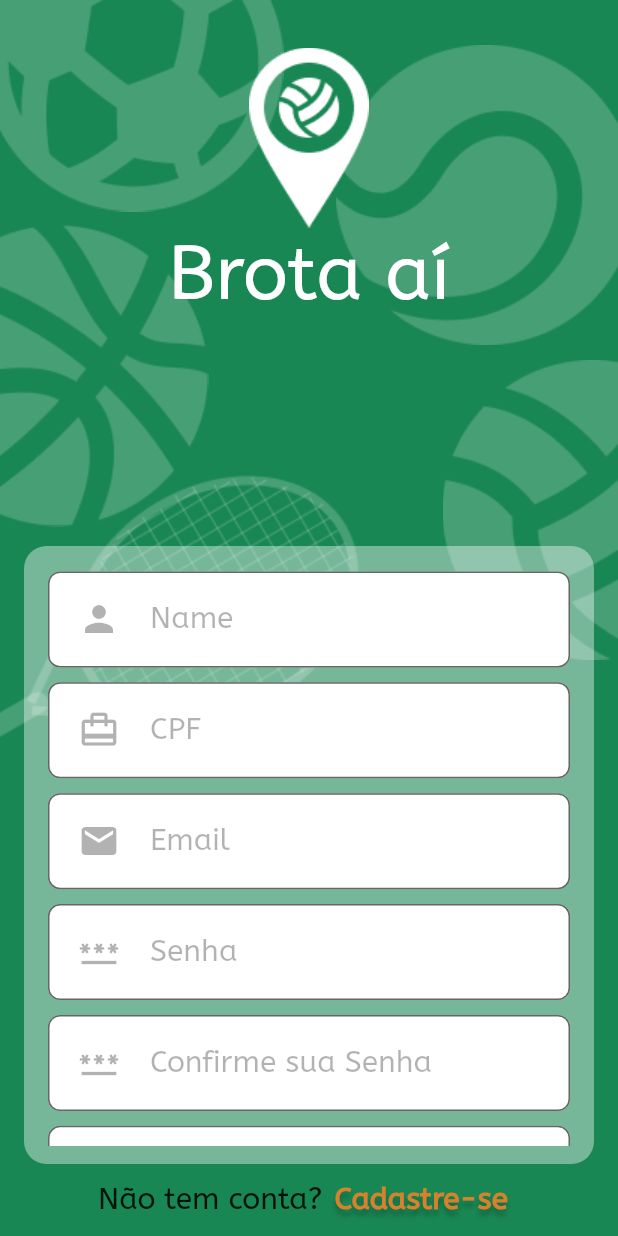
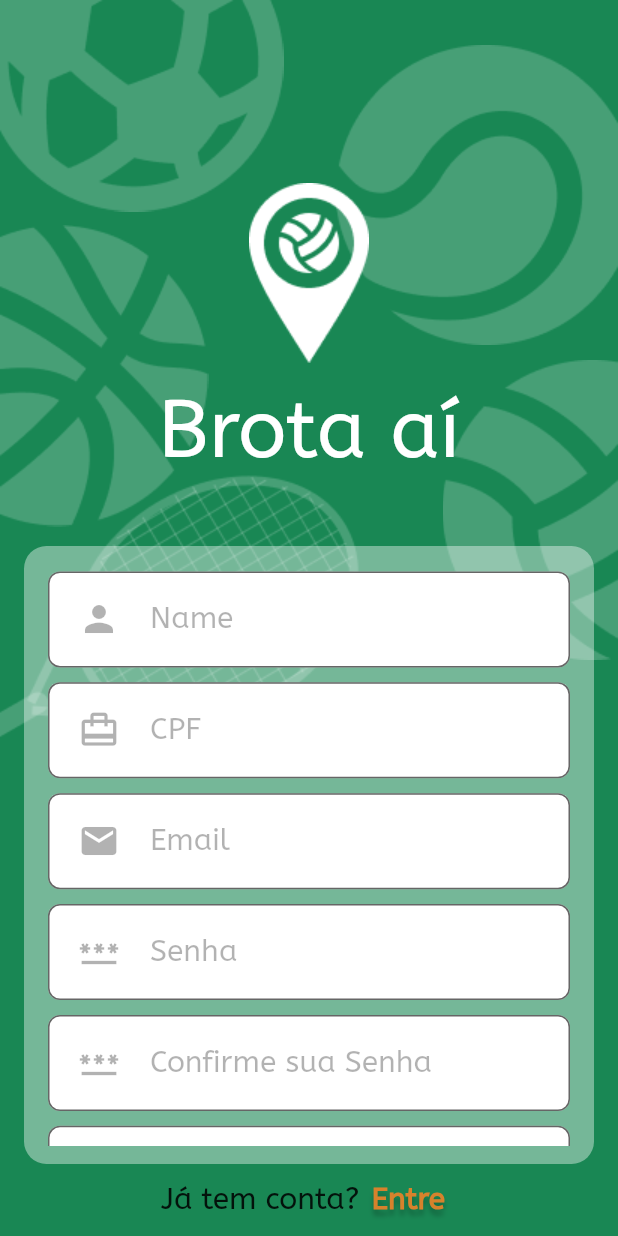
Before and after one commit to Filipex123/project-events-app, a Flutter app: the screen it shows after launch, after a tap on "Cadastre-se", on a phone screen of 412 x 824 dp. Run offline on Flutter 3.47's test engine with Material 2 defaults, Android fonts, the phone set to English and light mode, and no system bars; our stand-ins replace flutter_secure_storage, font_awesome_flutter; network calls fail.

Commit message:
Resize logo to signup screen

```diff
--- a/lib/screens/signup.dart
+++ b/lib/screens/signup.dart
@@ -30,9 +30,9 @@ class _SignUpScreenState extends State<SignUpScreen> {
   SignUpRequestModel requestModel = SignUpRequestModel();
 
   List<DropdownMenuItem<String>> sexItems = [
-    const DropdownMenuItem(child: Text("Masculino"),value: "M"),
-    const DropdownMenuItem(child: Text("Feminino"),value: "F"),
-    const DropdownMenuItem(child: Text("Prefiro não dizer"),value: "P"),
+    const DropdownMenuItem(child: Text("Masculino"), value: "M"),
+    const DropdownMenuItem(child: Text("Feminino"), value: "F"),
+    const DropdownMenuItem(child: Text("Prefiro não dizer"), value: "P"),
   ];
 
   @override
@@ -75,13 +75,13 @@ class _SignUpScreenState extends State<SignUpScreen> {
   }
 
   void handleOnChangeAge() {
-    if(ageController.text != ''){
+    if (ageController.text != '') {
       requestModel.age = int.parse(ageController.text);
     }
   }
 
   void handleOnChangeSex(String? selectedValue) {
-    if(selectedValue != null) {
+    if (selectedValue != null) {
       requestModel.sex = selectedValue;
     }
   }
@@ -112,22 +112,19 @@ class _SignUpScreenState extends State<SignUpScreen> {
         body: Background(
           child: Column(
             children: <Widget>[
-              Container(
-                padding: const EdgeInsets.fromLTRB(0, 30, 0, 0),
-                child: const Logo(),
-              ),
+              const Spacer(),
+              const Logo(),
               Expanded(
-                flex: 4,
                 child: Container(
                   alignment: Alignment.topCenter,
-                  padding: const EdgeInsets.fromLTRB(11, 0, 11, 50),
-                  child: const Text(
+                  padding: const EdgeInsets.fromLTRB(0, 13, 0, 0),
+                  child: Text(
                     'Brota aí',
                     style: TextStyle(
                         fontStyle: FontStyle.normal,
                         fontFamily: 'ABeeZee',
                         fontWeight: FontWeight.w500,
-                        fontSize: 50,
+                        fontSize: size.height * 0.065,
                         color: Colors.white),
                   ),
                 ),
@@ -164,7 +161,6 @@ class _SignUpScreenState extends State<SignUpScreen> {
                         inputType: TextInputType.emailAddress,
                         inputAction: TextInputAction.next,
                       ),
-
                       TextInputField(
                         controller: passwordController,
                         icon: Icons.password,
@@ -196,12 +192,14 @@ class _SignUpScreenState extends State<SignUpScreen> {
                               border: OutlineInputBorder(
                                 borderRadius: BorderRadius.circular(8.0),
                               ),
-                          focusedBorder:OutlineInputBorder(
-                            borderSide: const BorderSide(color: Color(0xFFD6822C), width: 2.0),
+                              focusedBorder: OutlineInputBorder(
+                                borderSide: const BorderSide(
+                                    color: Color(0xFFD6822C), width: 2.0),
                                 borderRadius: BorderRadius.circular(8.0),
                               ),
                               prefixIcon: Padding(
-                            padding: const EdgeInsets.symmetric(horizontal: 20.0),
+                                padding: const EdgeInsets.symmetric(
+                                    horizontal: 20.0),
                                 child: Icon(
                                   FontAwesomeIcons.genderless,
                                   size: 28,
@@ -212,15 +210,12 @@ class _SignUpScreenState extends State<SignUpScreen> {
                               hintStyle: kHintInputText,
                               filled: true,
                               fillColor: Colors.white,
-                          counterText: ''
-                        ),
+                              counterText: ''),
                           style: kInputText,
                           //value: 'USA',
                           onChanged: handleOnChangeSex,
-                        items: sexItems
-                      ),
+                          items: sexItems),
                       Container(
-
                         padding: const EdgeInsets.only(top: 4),
                         height: size.height * 0.075,
                         child: Container(
@@ -257,7 +252,7 @@ class _SignUpScreenState extends State<SignUpScreen> {
                 mainAxisAlignment: MainAxisAlignment.center,
                 children: <Widget>[
                   const Text(
-                    'Não tem conta?',
+                    'Já tem conta?',
                     style: TextStyle(
                       fontSize: 20,
                       fontFamily: 'ABeeZee',
@@ -265,7 +260,7 @@ class _SignUpScreenState extends State<SignUpScreen> {
                   ),
                   TextButton(
                     child: const Text(
-                      'Cadastre-se',
+                      'Entre',
                       style: TextStyle(
                           color: Color(0xFFD6822C),
                           fontWeight: FontWeight.bold,
```
Lines whose indentation alone changed are shown as unchanged.
